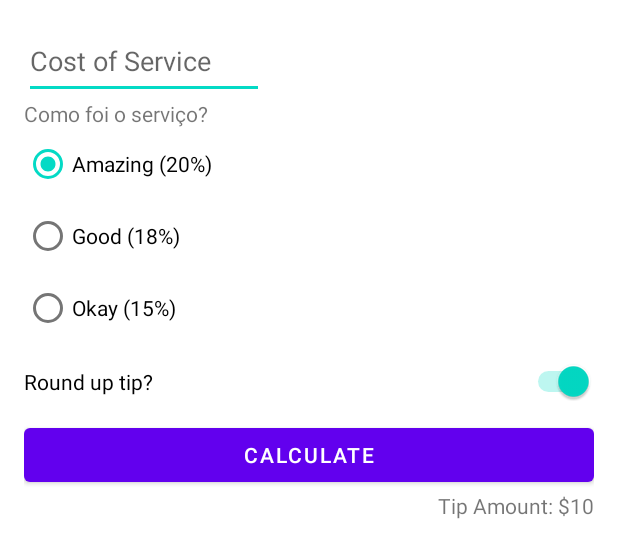
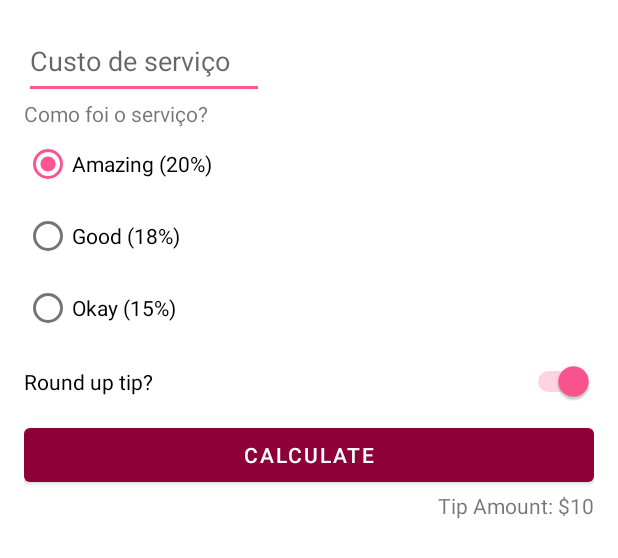
Before and after one commit to KalianePemi/TipTime, an Android app: the layout activity_main.xml on its own in the app's theme, with its tools: preview values and no code run, on a phone screen of 412 x 824 dp. Shown: the top 558 px of the screen. Run offline under Robolectric (Android 15) with nearby library versions, the phone set to English and light mode, and no system bars.

Commit message:
ajuste tema/cores

```diff
--- a/app/src/main/java/com/example/gorjeta/MainActivity.kt
+++ b/app/src/main/java/com/example/gorjeta/MainActivity.kt
@@ -4,21 +4,23 @@ import androidx.appcompat.app.AppCompatActivity
 import android.os.Bundle
 import com.example.gorjeta.databinding.ActivityMainBinding
 import java.text.NumberFormat
-import java.text.NumberFormat.*
+
 
 class MainActivity : AppCompatActivity() {
-    lateinit var binding: ActivityMainBinding
+    private lateinit var binding: ActivityMainBinding
+
     override fun onCreate(savedInstanceState: Bundle?) {
         super.onCreate(savedInstanceState)
         binding = ActivityMainBinding.inflate(layoutInflater)
-        setContentView(R.layout.activity_main)
-        binding.calculateButton.setOnClickListener{calculateTip()}
+        setContentView(binding.root)
+        binding.calculateButton.setOnClickListener{ calculateTip()}
     }
+
     fun calculateTip(){
         val stringInTextField = binding.costOfService.text.toString()
         val cost = stringInTextField.toDouble()
         val selectedId = binding.tipOptions.checkedRadioButtonId
-        val tipPercentage = when (selectedId){
+        val tipPercentage = when (selectedId) {
             R.id.option_twenty_percent -> 0.20
             R.id.option_eighteen_percent -> 0.18
             else -> 0.15
@@ -29,6 +31,6 @@ class MainActivity : AppCompatActivity() {
             tip = kotlin.math.ceil (tip)
         }
         val formattedTip = NumberFormat.getCurrencyInstance().format(tip)
-        binding.tipResult.text = getString(R.string.valor_da_gorjeta, formattedTip)
+        binding.tipResult.text = formattedTip
     }
 }
--- a/app/src/main/res/layout/activity_main.xml
+++ b/app/src/main/res/layout/activity_main.xml
@@ -11,10 +11,12 @@
         android:id="@+id/cost_of_service"
         android:layout_width="160dp"
         android:layout_height="50dp"
-        android:hint="@string/Custo_do_serviço"
+        android:hint="@string/custo_de_servico"
         android:inputType="numberDecimal"
         app:layout_constraintStart_toStartOf="parent"
-        app:layout_constraintTop_toTopOf="parent" />
+        app:layout_constraintTop_toTopOf="parent"
+        tools:layout_editor_absoluteX="16dp"
+        />
 
     <TextView
         android:id="@+id/service_question"
@@ -37,7 +39,7 @@
             android:id="@+id/option_twenty_percent"
             android:layout_width="wrap_content"
             android:layout_height="wrap_content"
-            android:text="@string/Surpreendente" />
+            android:text="@string/surpreendente" />
 
         <RadioButton
             android:id="@+id/option_eighteen_percent"
@@ -58,16 +60,16 @@
         android:layout_width="0dp"
         android:layout_height="50dp"
         android:checked="true"
-        android:text="@string/Arredondar"
+        android:text="@string/arredondar"
         app:layout_constraintEnd_toEndOf="parent"
         app:layout_constraintStart_toStartOf="parent"
-        app:layout_constraintTop_toBottomOf="@id/tip_options" />
+        app:layout_constraintTop_toBottomOf="@id/tip_options"/>
 
     <Button
         android:id="@+id/calculate_button"
         android:layout_width="0dp"
         android:layout_height="wrap_content"
-        android:text="@string/Calcular"
+        android:text="@string/calcular"
         app:layout_constraintEnd_toEndOf="parent"
         app:layout_constraintStart_toStartOf="parent"
         app:layout_constraintTop_toBottomOf="@id/round_up_switch" />
--- a/app/src/main/res/values-night/themes.xml
+++ b/app/src/main/res/values-night/themes.xml
@@ -8,7 +8,7 @@
         <!-- Secondary brand color. -->
         <item name="colorSecondary">@color/teal_200</item>
         <item name="colorSecondaryVariant">@color/teal_200</item>
-        <item name="colorOnSecondary">@color/black</item>
+        <item name="colorOnSecondary">@color/primaryDarkColor</item>
         <!-- Status bar color. -->
         <item name="android:statusBarColor" tools:targetApi="l">?attr/colorPrimaryVariant</item>
         <!-- Customize your theme here. -->
--- a/app/src/main/res/values/colors.xml
+++ b/app/src/main/res/values/colors.xml
@@ -1,10 +1,19 @@
 <?xml version="1.0" encoding="utf-8"?>
 <resources>
-    <color name="purple_200">#FFBB86FC</color>
-    <color name="purple_500">#FF6200EE</color>
-    <color name="purple_700">#FF3700B3</color>
-    <color name="teal_200">#FF03DAC5</color>
-    <color name="teal_700">#FF018786</color>
+    <color name="purple_200">#fd558f</color>
+    <color name="purple_500">#8e0038</color>
+    <color name="purple_700">#c51162</color>
+    <color name="teal_200">#fd558f</color>
+    <color name="teal_700">#c9b2ba</color>
     <color name="black">#FF000000</color>
     <color name="white">#FFFFFFFF</color>
+
+    <color name="primaryColor">#fd558f</color>
+    <color name="primaryLightColor">#8e0038</color>
+    <color name="primaryDarkColor">#c51162</color>
+    <color name="secondaryColor">#fd558f</color>
+    <color name="secondaryLightColor">#ffffff</color>
+    <color name="secondaryDarkColor">#c9b2ba</color>
+    <color name="primaryTextColor">#ffffff</color>
+    <color name="secondaryTextColor">#000000</color>
 </resources>
--- a/app/src/main/res/values/strings.xml
+++ b/app/src/main/res/values/strings.xml
@@ -1,11 +1,12 @@
 <resources>
     <string name="app_name">Gorjeta</string>
-    <string name="Custo_do_serviço">Cost of Service</string>
+    <string name="custo_do_serviço">Cost of Service</string>
     <string name="enquete">Como foi o serviço?</string>
-    <string name="Surpreendente">Amazing (20%)</string>
+    <string name="surpreendente">Amazing (20%)</string>
     <string name="Bom">Good (18%)</string>
     <string name="Meh">Okay (15%)</string>
-    <string name="Calcular">Calculate</string>
-    <string name="Arredondar">Round up tip?</string>
+    <string name="calcular">Calculate</string>
+    <string name="arredondar">Round up tip?</string>
     <string name="valor_da_gorjeta">Tip Amount: %s</string>
+    <string name="custo_de_servico">Custo de serviço</string>
 </resources>
--- a/app/src/main/res/values/themes.xml
+++ b/app/src/main/res/values/themes.xml
@@ -2,13 +2,13 @@
     <!-- Base application theme. -->
     <style name="Theme.Gorjeta" parent="Theme.MaterialComponents.DayNight.DarkActionBar">
         <!-- Primary brand color. -->
-        <item name="colorPrimary">@color/purple_500</item>
-        <item name="colorPrimaryVariant">@color/purple_700</item>
+        <item name="colorPrimary">@color/primaryLightColor</item>
+        <item name="colorPrimaryVariant">@color/primaryDarkColor</item>
         <item name="colorOnPrimary">@color/white</item>
         <!-- Secondary brand color. -->
-        <item name="colorSecondary">@color/teal_200</item>
-        <item name="colorSecondaryVariant">@color/teal_700</item>
-        <item name="colorOnSecondary">@color/black</item>
+        <item name="colorSecondary">@color/secondaryColor</item>
+        <item name="colorSecondaryVariant">@color/primaryTextColor</item>
+        <item name="colorOnSecondary">@color/secondaryTextColor</item>
         <!-- Status bar color. -->
         <item name="android:statusBarColor" tools:targetApi="l">?attr/colorPrimaryVariant</item>
         <!-- Customize your theme here. -->
```
Also changed, not shown: app/build.gradle (line endings or trailing spaces).
